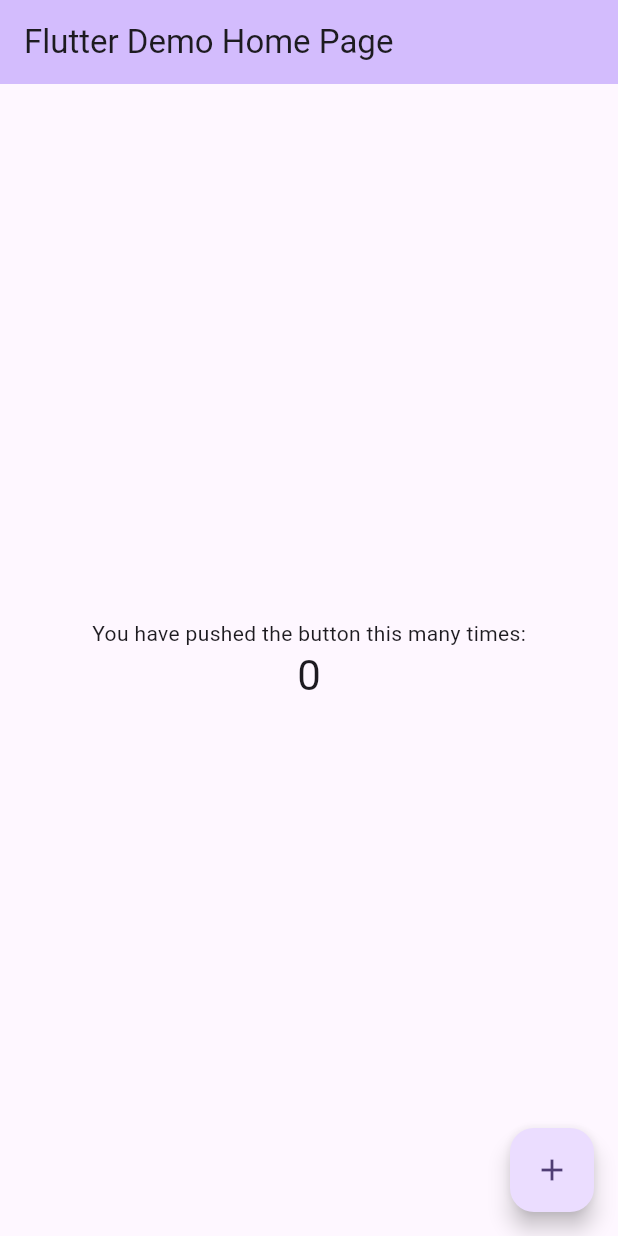
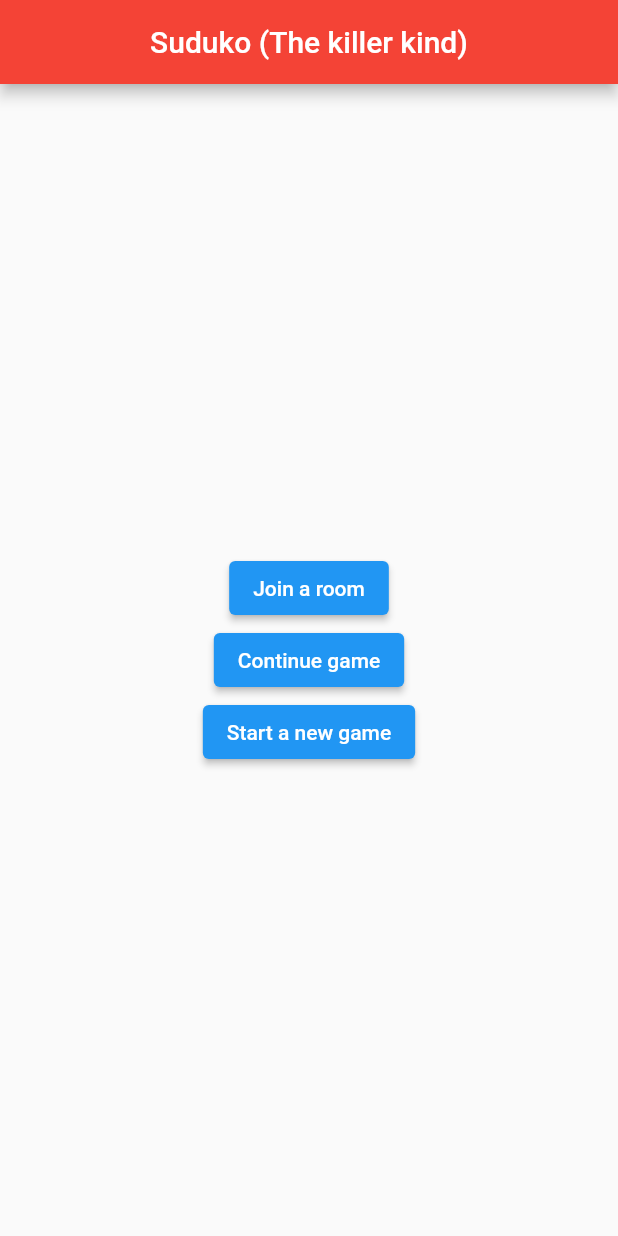
Before and after one commit to willroyMyles/sudoku, a Flutter app: the screen it shows after launch, on a phone screen of 412 x 824 dp. Run offline on Flutter 3.47's test engine with Material 2 defaults, Android fonts, the phone set to English and light mode, and no system bars.

Commit message:
Start Page and Game Page first draft

```diff
--- a/sudoku_app/lib/main.dart
+++ b/sudoku_app/lib/main.dart
@@ -1,125 +1,10 @@
 import 'package:flutter/material.dart';
+import 'package:sudoku_app/startPage.dart';
 
 void main() {
-  runApp(const MyApp());
+  runApp(MaterialApp(
+    title: 'Navigation Basics',
+    home: StartScreen(),
+    theme: ThemeData(appBarTheme: AppBarTheme(backgroundColor: Colors.red)),
+  ));
 }
-
-class MyApp extends StatelessWidget {
-  const MyApp({super.key});
-
-  // This widget is the root of your application.
-  @override
-  Widget build(BuildContext context) {
-    return MaterialApp(
-      title: 'Flutter Demo',
-      theme: ThemeData(
-        // This is the theme of your application.
-        //
-        // TRY THIS: Try running your application with "flutter run". You'll see
-        // the application has a blue toolbar. Then, without quitting the app,
-        // try changing the seedColor in the colorScheme below to Colors.green
-        // and then invoke "hot reload" (save your changes or press the "hot
-        // reload" button in a Flutter-supported IDE, or press "r" if you used
-        // the command line to start the app).
-        //
-        // Notice that the counter didn't reset back to zero; the application
-        // state is not lost during the reload. To reset the state, use hot
-        // restart instead.
-        //
-        // This works for code too, not just values: Most code changes can be
-        // tested with just a hot reload.
-        colorScheme: ColorScheme.fromSeed(seedColor: Colors.deepPurple),
-        useMaterial3: true,
-      ),
-      home: const MyHomePage(title: 'Flutter Demo Home Page'),
-    );
-  }
-}
-
-class MyHomePage extends StatefulWidget {
-  const MyHomePage({super.key, required this.title});
-
-  // This widget is the home page of your application. It is stateful, meaning
-  // that it has a State object (defined below) that contains fields that affect
-  // how it looks.
-
-  // This class is the configuration for the state. It holds the values (in this
-  // case the title) provided by the parent (in this case the App widget) and
-  // used by the build method of the State. Fields in a Widget subclass are
-  // always marked "final".
-
-  final String title;
-
-  @override
-  State<MyHomePage> createState() => _MyHomePageState();
-}
-
-class _MyHomePageState extends State<MyHomePage> {
-  int _counter = 0;
-
-  void _incrementCounter() {
-    setState(() {
-      // This call to setState tells the Flutter framework that something has
-      // changed in this State, which causes it to rerun the build method below
-      // so that the display can reflect the updated values. If we changed
-      // _counter without calling setState(), then the build method would not be
-      // called again, and so nothing would appear to happen.
-      _counter++;
-    });
-  }
-
-  @override
-  Widget build(BuildContext context) {
-    // This method is rerun every time setState is called, for instance as done
-    // by the _incrementCounter method above.
-    //
-    // The Flutter framework has been optimized to make rerunning build methods
-    // fast, so that you can just rebuild anything that needs updating rather
-    // than having to individually change instances of widgets.
-    return Scaffold(
-      appBar: AppBar(
-        // TRY THIS: Try changing the color here to a specific color (to
-        // Colors.amber, perhaps?) and trigger a hot reload to see the AppBar
-        // change color while the other colors stay the same.
-        backgroundColor: Theme.of(context).colorScheme.inversePrimary,
-        // Here we take the value from the MyHomePage object that was created by
-        // the App.build method, and use it to set our appbar title.
-        title: Text(widget.title),
-      ),
-      body: Center(
-        // Center is a layout widget. It takes a single child and positions it
-        // in the middle of the parent.
-        child: Column(
-          // Column is also a layout widget. It takes a list of children and
-          // arranges them vertically. By default, it sizes itself to fit its
-          // children horizontally, and tries to be as tall as its parent.
-          //
-          // Column has various properties to control how it sizes itself and
-          // how it positions its children. Here we use mainAxisAlignment to
-          // center the children vertically; the main axis here is the vertical
-          // axis because Columns are vertical (the cross axis would be
-          // horizontal).
-          //
-          // TRY THIS: Invoke "debug painting" (choose the "Toggle Debug Paint"
-          // action in the IDE, or press "p" in the console), to see the
-          // wireframe for each widget.
-          mainAxisAlignment: MainAxisAlignment.center,
-          children: <Widget>[
-            const Text(
-              'You have pushed the button this many times:',
-            ),
-            Text(
-              '$_counter',
-              style: Theme.of(context).textTheme.headlineMedium,
-            ),
-          ],
-        ),
-      ),
-      floatingActionButton: FloatingActionButton(
-        onPressed: _incrementCounter,
-        tooltip: 'Increment',
-        child: const Icon(Icons.add),
-      ), // This trailing comma makes auto-formatting nicer for build methods.
-    );
-  }
-}
--- /dev/null
+++ b/sudoku_app/lib/startPage.dart
@@ -0,0 +1,51 @@
+import 'package:flutter/cupertino.dart';
+import 'package:flutter/material.dart';
+
+import 'gamePage.dart';
+
+class StartScreen extends StatelessWidget {
+  const StartScreen({super.key});
+
+  @override
+  Widget build(BuildContext context) {
+    return Scaffold(
+      appBar: AppBar(
+        title: const Text('Suduko (The killer kind)'),
+        centerTitle: true,
+      ),
+      body: Center(
+        child: Column(
+            mainAxisAlignment: MainAxisAlignment.center,
+            children: <Widget>[
+              ElevatedButton(
+                child: const Text('Join a room'),
+                onPressed: () {
+                  Navigator.push(
+                    context,
+                    MaterialPageRoute(builder: (context) => const GameScreen()),
+                  );
+                },
+              ),
+              ElevatedButton(
+                child: const Text('Continue game'),
+                onPressed: () {
+                  Navigator.push(
+                    context,
+                    MaterialPageRoute(builder: (context) => const GameScreen()),
+                  );
+                },
+              ),
+              ElevatedButton(
+                child: const Text('Start a new game'),
+                onPressed: () {
+                  Navigator.push(
+                    context,
+                    MaterialPageRoute(builder: (context) => const GameScreen()),
+                  );
+                },
+              ),
+            ]),
+      ),
+    );
+  }
+}
```
Also changed, not shown: sudoku_app/lib/gamePage.dart (added, +23 -0 lines), sudoku_app/pubspec.lock, 1 other file.
